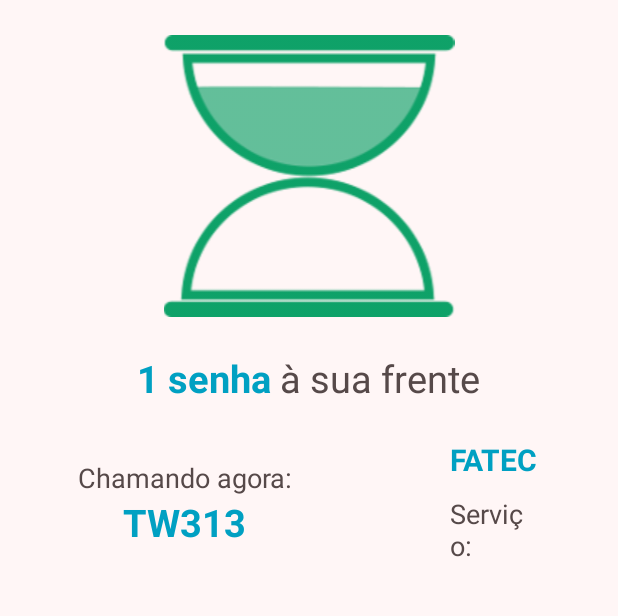
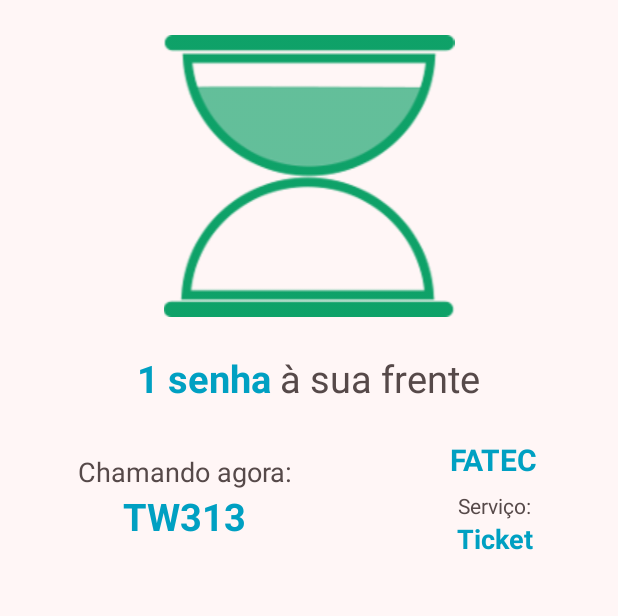
Before and after one commit to TW314/tw314Mobile, an Android app: the MainLayoutActivity screen opened directly, with no data from a screen before it, on a phone screen of 412 x 824 dp, the part 200-816 px from its top. Run offline under Robolectric (Android 15) with nearby library versions, the phone set to English and light mode, and no system bars.

Commit message:
DONE: Diminuido tamanho do componente service_presentation

```diff
--- a/app/src/main/res/layout/activity_main.xml
+++ b/app/src/main/res/layout/activity_main.xml
@@ -131,20 +131,22 @@
                 <LinearLayout
                     android:layout_width="match_parent"
                     android:layout_height="wrap_content"
-                    android:layout_marginTop="10dp"
+                    android:layout_marginTop="7dp"
                     android:orientation="vertical"
                     android:gravity="center">
 
                     <TextView
                         android:layout_width="wrap_content"
                         android:layout_height="wrap_content"
-                        android:textAppearance="?android:attr/textAppearanceMedium"
-                        android:text="@string/service_presentation" />
+                        android:text="@string/service_presentation"
+                        android:textAppearance="?android:attr/textAppearance"
+                        android:gravity="center" />
 
                     <TextView
                         android:id="@+id/service"
                         android:layout_width="wrap_content"
                         android:layout_height="wrap_content"
+                        android:gravity="center"
                         android:text="@string/service"
                         android:textStyle="bold"
                         android:textColor="@color/colorAccent"
```
